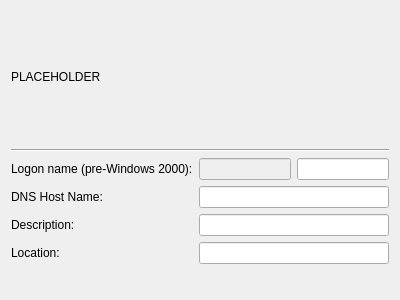
Above: src/admc/tabs/general_computer_tab.ui from altlinux/admc before the change. Below: the same form after it.
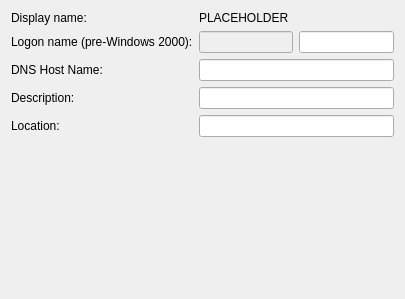
That is the form after the change.

Commit message:
Wide space near object name in general tab is removed.
Lable "Display name"("Object name" label may be more correct) is added
before domain object name.

The edit to the form file:
```diff
--- a/src/admc/tabs/general_computer_tab.ui
+++ b/src/admc/tabs/general_computer_tab.ui
@@ -6,72 +6,58 @@
    <rect>
     <x>0</x>
     <y>0</y>
-    <width>400</width>
-    <height>300</height>
+    <width>405</width>
+    <height>299</height>
    </rect>
   </property>
   <property name="windowTitle">
    <string notr="true">Form</string>
   </property>
   <layout class="QVBoxLayout" name="verticalLayout">
-   <item>
-    <widget class="QLabel" name="name_label">
-     <property name="text">
-      <string notr="true">PLACEHOLDER</string>
-     </property>
-    </widget>
-   </item>
-   <item>
-    <widget class="Line" name="line">
-     <property name="orientation">
-      <enum>Qt::Horizontal</enum>
-     </property>
-    </widget>
-   </item>
    <item>
     <layout class="QFormLayout" name="formLayout">
-     <item row="0" column="0">
+     <item row="1" column="0">
       <widget class="QLabel" name="logonNamePreWindows2000Label">
        <property name="text">
         <string>Logon name (pre-Windows 2000):</string>
        </property>
       </widget>
      </item>
-     <item row="1" column="0">
+     <item row="2" column="0">
       <widget class="QLabel" name="dNSHostNameLabel">
        <property name="text">
         <string>DNS Host Name:</string>
        </property>
       </widget>
      </item>
-     <item row="1" column="1">
+     <item row="2" column="1">
       <widget class="QLineEdit" name="dns_host_name_edit">
        <property name="readOnly">
         <bool>true</bool>
        </property>
       </widget>
      </item>
-     <item row="2" column="0">
+     <item row="3" column="0">
       <widget class="QLabel" name="descriptionLabel">
        <property name="text">
         <string>Description:</string>
        </property>
       </widget>
      </item>
-     <item row="2" column="1">
+     <item row="3" column="1">
       <widget class="QLineEdit" name="description_edit"/>
      </item>
-     <item row="3" column="0">
+     <item row="4" column="0">
       <widget class="QLabel" name="locationLabel">
        <property name="text">
         <string>Location:</string>
        </property>
       </widget>
      </item>
-     <item row="3" column="1">
+     <item row="4" column="1">
       <widget class="QLineEdit" name="location_edit"/>
      </item>
-     <item row="0" column="1">
+     <item row="1" column="1">
       <layout class="QHBoxLayout" name="horizontalLayout">
        <item>
         <widget class="QLineEdit" name="sam_name_domain_edit">
@@ -89,6 +75,20 @@
        </item>
       </layout>
      </item>
+     <item row="0" column="0">
+      <widget class="QLabel" name="label">
+       <property name="text">
+        <string>Display name: </string>
+       </property>
+      </widget>
+     </item>
+     <item row="0" column="1">
+      <widget class="QLabel" name="name_label">
+       <property name="text">
+        <string notr="true">PLACEHOLDER</string>
+       </property>
+      </widget>
+     </item>
     </layout>
    </item>
   </layout>
```
The commit also changes 13 other files.
